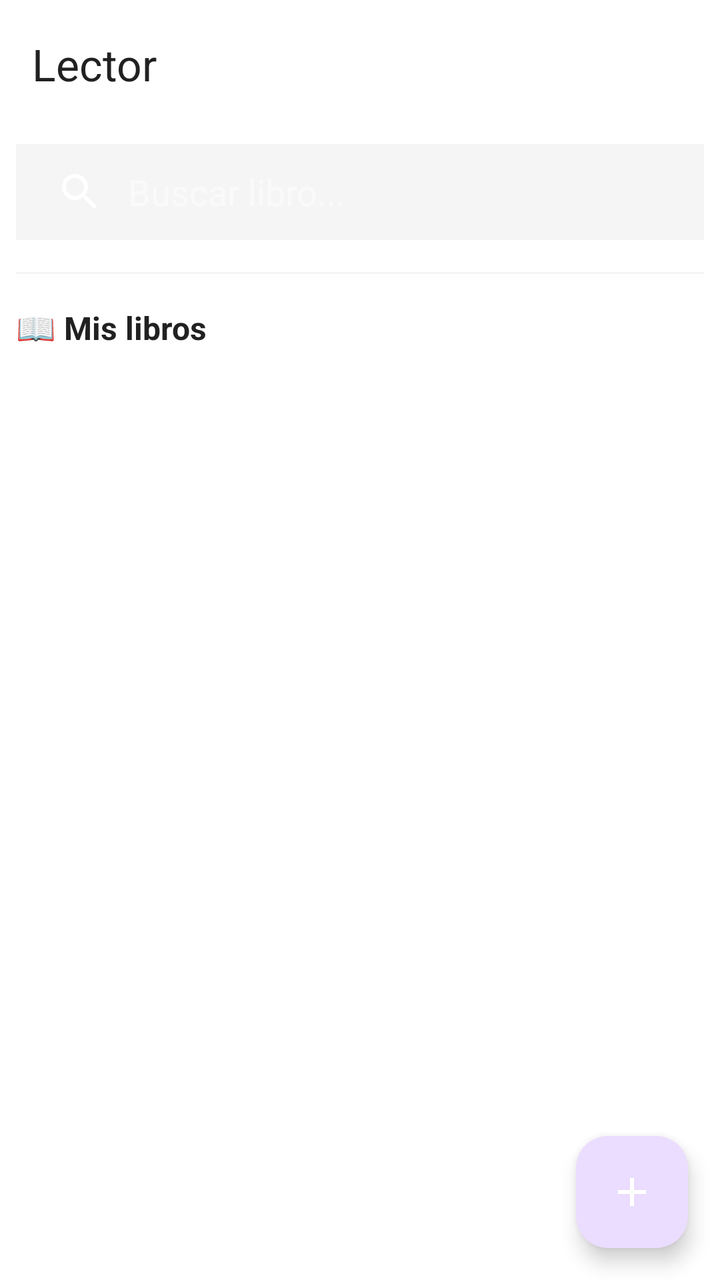
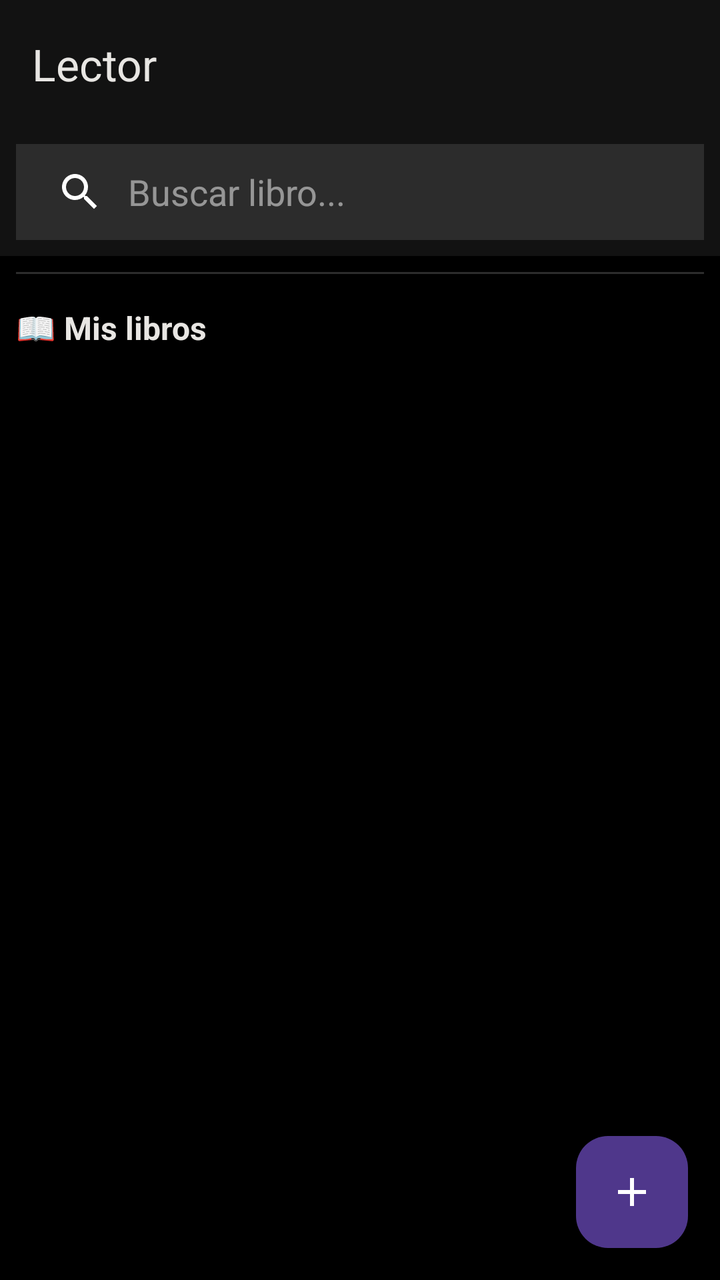

Two renders of the same Android screen: before a commit and after it. Below are the layout's source before the change and the commit's diff.
<!-- AndroidManifest.xml: application theme Theme.LectorMobile -->
<!-- res/layout/activity_main.xml -->
<?xml version="1.0" encoding="utf-8"?>
<androidx.coordinatorlayout.widget.CoordinatorLayout
    xmlns:android="http://schemas.android.com/apk/res/android"
    xmlns:app="http://schemas.android.com/apk/res-auto"
    android:layout_width="match_parent"
    android:layout_height="match_parent"
    android:background="@color/background">

    
    <com.google.android.material.appbar.AppBarLayout
        android:id="@+id/appBarLayout"
        android:layout_width="match_parent"
        android:layout_height="wrap_content"
        android:background="@color/surface"
        android:theme="@style/Theme.LectorMobile.AppBarOverlay">

        <androidx.appcompat.widget.Toolbar
            android:id="@+id/toolbar"
            android:layout_width="match_parent"
            android:layout_height="?attr/actionBarSize"
            app:title="@string/app_name"
            app:titleTextColor="@color/text_primary"
            app:popupTheme="@style/Theme.LectorMobile.PopupOverlay" />

        
        <androidx.appcompat.widget.SearchView
            android:id="@+id/searchView"
            android:layout_width="match_parent"
            android:layout_height="wrap_content"
            android:layout_margin="8dp"
            android:background="@color/surface_variant"
            app:iconifiedByDefault="false"
            app:queryHint="Buscar libro..."
            app:searchIcon="@drawable/ic_search" />

    </com.google.android.material.appbar.AppBarLayout>

    
    <androidx.core.widget.NestedScrollView
        android:layout_width="match_parent"
        android:layout_height="match_parent"
        app:layout_behavior="@string/appbar_scrolling_view_behavior">

        <LinearLayout
            android:layout_width="match_parent"
            android:layout_height="wrap_content"
            android:orientation="vertical">

            
            <LinearLayout
                android:id="@+id/recentBooksSection"
                android:layout_width="match_parent"
                android:layout_height="wrap_content"
                android:orientation="vertical"
                android:visibility="gone">

                <TextView
                    android:layout_width="match_parent"
                    android:layout_height="wrap_content"
                    android:text="📚 Libros recientes"
                    android:textColor="@color/text_primary"
                    android:textSize="16sp"
                    android:textStyle="bold"
                    android:padding="8dp" />

                <androidx.recyclerview.widget.RecyclerView
                    android:id="@+id/recentBooksRecyclerView"
                    android:layout_width="match_parent"
                    android:layout_height="wrap_content"
                    android:orientation="horizontal"
                    android:padding="8dp"
                    android:clipToPadding="false" />

            </LinearLayout>

            
            <View
                android:layout_width="match_parent"
                android:layout_height="1dp"
                android:background="@color/surface_variant"
                android:layout_margin="8dp" />

            
            <TextView
                android:layout_width="match_parent"
                android:layout_height="wrap_content"
                android:text="📖 Mis libros"
                android:textColor="@color/text_primary"
                android:textSize="16sp"
                android:textStyle="bold"
                android:padding="8dp" />

            
            <androidx.recyclerview.widget.RecyclerView
                android:id="@+id/recyclerView"
                android:layout_width="match_parent"
                android:layout_height="wrap_content"
                android:padding="8dp"
                android:clipToPadding="false" />

        </LinearLayout>

    </androidx.core.widget.NestedScrollView>

    
    <com.google.android.material.floatingactionbutton.FloatingActionButton
        android:id="@+id/fabAddBook"
        android:layout_width="wrap_content"
        android:layout_height="wrap_content"
        android:layout_gravity="bottom|end"
        android:layout_margin="16dp"
        android:src="@drawable/ic_add"
        android:contentDescription="@string/main_action_add"
        app:tint="@color/on_primary" />

</androidx.coordinatorlayout.widget.CoordinatorLayout>
<!-- resources referenced by this layout -->
<resources>
  <color name="background">#FFFFFF</color>
  <color name="on_primary">#FFFFFF</color>
  <color name="surface">#FFFFFF</color>
  <color name="surface_variant">#F5F5F5</color>
  <color name="text_primary">#212121</color>
  <!-- drawable ic_add (drawable) -->
  <?xml version="1.0" encoding="utf-8"?>
  <vector xmlns:android="http://schemas.android.com/apk/res/android"
      android:width="24dp"
      android:height="24dp"
      android:viewportWidth="24"
      android:viewportHeight="24">
      <path
          android:fillColor="@color/on_primary"
          android:pathData="M19,13H13V19H11V13H5V11H11V5H13V11H19V13Z"/>
  </vector>
  <!-- drawable ic_search (drawable) -->
  <vector xmlns:android="http://schemas.android.com/apk/res/android"
      android:width="24dp"
      android:height="24dp"
      android:viewportWidth="24"
      android:viewportHeight="24">
      <path
          android:fillColor="#ffffff"
          android:pathData="M15.5 14h-.79l-.28,-0.27C15.41 12.59 16 11.11 16 9.5 16 5.91 13.09 3 9.5 3S3 5.91 3 9.5 5.91 16 9.5 16c1.61 0 3.09,-0.59 4.23,-1.57l0.27 0.28v0.79l5 4.99L20.49 19l-4.99 -5zM9.5 14C7.01 14 5 11.99 5 9.5S7.01 5 9.5 5 14 7.01 14 9.5 11.99 14 9.5 14z"/>
  </vector>
  <string name="app_name">Lector</string>
  <string name="main_action_add">Add Book</string>
  <style name="Theme.LectorMobile.AppBarOverlay" parent="ThemeOverlay.Material3.Dark.ActionBar" />
  <style name="Theme.LectorMobile.PopupOverlay" parent="ThemeOverlay.Material3.Light" />
  <style name="Theme.LectorMobile" parent="Theme.Material3.Light.NoActionBar">
          <item name="colorPrimary">@color/primary</item>
          <item name="colorPrimaryVariant">@color/primary_variant</item>
          <item name="colorOnPrimary">@color/white</item>
          <item name="colorSecondary">@color/accent</item>
          <item name="colorOnSecondary">@color/black</item>
          <item name="colorSurface">@color/surface</item>
          <item name="colorOnSurface">@color/on_surface</item>
          <item name="colorSurfaceVariant">@color/surface_variant</item>
          <item name="colorBackground">@color/background</item>
          <item name="colorOnBackground">@color/on_background</item>
          <item name="colorError">@color/error</item>
          <item name="colorOnError">@color/white</item>
          <item name="android:statusBarColor">?attr/colorSurface</item>
          <item name="android:navigationBarColor">?attr/colorSurface</item>
          <item name="android:windowLightStatusBar">true</item>
      </style>
  <color name="primary">#1565C0</color>
  <color name="primary_variant">#42A5F5</color>
  <color name="white">#FFFFFF</color>
  <color name="accent">#FFA726</color>
  <color name="black">#FF000000</color>
  <color name="on_surface">#212121</color>
  <color name="on_background">#212121</color>
  <color name="error">#CF6679</color>
</resources>

<!-- the commit's change to res/layout/activity_main.xml (unified diff, before → after) -->
@@ -98,6 +98,18 @@
                 android:padding="8dp"
                 android:clipToPadding="false" />
 
+            
+            <TextView
+                android:id="@+id/emptyLibrary"
+                android:layout_width="match_parent"
+                android:layout_height="wrap_content"
+                android:gravity="center"
+                android:padding="32dp"
+                android:text="@string/main_no_books"
+                android:textColor="@color/text_hint"
+                android:textSize="16sp"
+                android:visibility="gone" />
+
         </LinearLayout>
 
     </androidx.core.widget.NestedScrollView>
<!-- resource entries referenced after the edit -->
@@ -1,10 +1,11 @@
 <!-- resources referenced by this layout -->
 <resources>
-  <color name="background">#FFFFFF</color>
+  <color name="background">#000000</color>
   <color name="on_primary">#FFFFFF</color>
-  <color name="surface">#FFFFFF</color>
-  <color name="surface_variant">#F5F5F5</color>
-  <color name="text_primary">#212121</color>
+  <color name="surface">#121212</color>
+  <color name="surface_variant">#2C2C2C</color>
+  <color name="text_hint">#8A8A8A</color>
+  <color name="text_primary">#E8E6E3</color>
   <!-- drawable ic_add (drawable) -->
   <?xml version="1.0" encoding="utf-8"?>
   <vector xmlns:android="http://schemas.android.com/apk/res/android"
@@ -27,10 +28,11 @@
           android:pathData="M15.5 14h-.79l-.28,-0.27C15.41 12.59 16 11.11 16 9.5 16 5.91 13.09 3 9.5 3S3 5.91 3 9.5 5.91 16 9.5 16c1.61 0 3.09,-0.59 4.23,-1.57l0.27 0.28v0.79l5 4.99L20.49 19l-4.99 -5zM9.5 14C7.01 14 5 11.99 5 9.5S7.01 5 9.5 5 14 7.01 14 9.5 11.99 14 9.5 14z"/>
   </vector>
   <string name="app_name">Lector</string>
-  <string name="main_action_add">Add Book</string>
+  <string name="main_action_add">Agregar libro</string>
+  <string name="main_no_books">Aún no hay libros. Toca + para agregar uno.</string>
   <style name="Theme.LectorMobile.AppBarOverlay" parent="ThemeOverlay.Material3.Dark.ActionBar" />
   <style name="Theme.LectorMobile.PopupOverlay" parent="ThemeOverlay.Material3.Light" />
-  <style name="Theme.LectorMobile" parent="Theme.Material3.Light.NoActionBar">
+  <style name="Theme.LectorMobile" parent="Theme.Material3.Dark.NoActionBar">
           <item name="colorPrimary">@color/primary</item>
           <item name="colorPrimaryVariant">@color/primary_variant</item>
           <item name="colorOnPrimary">@color/white</item>
@@ -45,15 +47,15 @@
           <item name="colorOnError">@color/white</item>
           <item name="android:statusBarColor">?attr/colorSurface</item>
           <item name="android:navigationBarColor">?attr/colorSurface</item>
-          <item name="android:windowLightStatusBar">true</item>
+          <item name="android:windowLightStatusBar">false</item>
       </style>
   <color name="primary">#1565C0</color>
   <color name="primary_variant">#42A5F5</color>
   <color name="white">#FFFFFF</color>
   <color name="accent">#FFA726</color>
   <color name="black">#FF000000</color>
-  <color name="on_surface">#212121</color>
-  <color name="on_background">#212121</color>
+  <color name="on_surface">#E8E6E3</color>
+  <color name="on_background">#E8E6E3</color>
   <color name="error">#CF6679</color>
 </resources>
 
